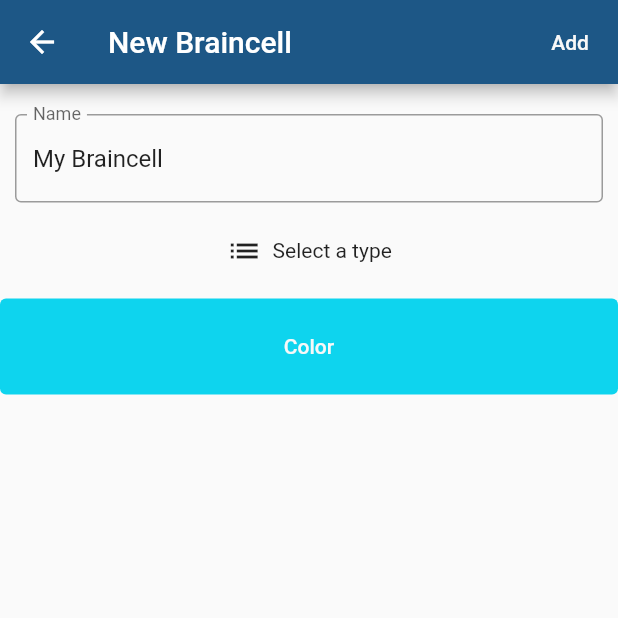
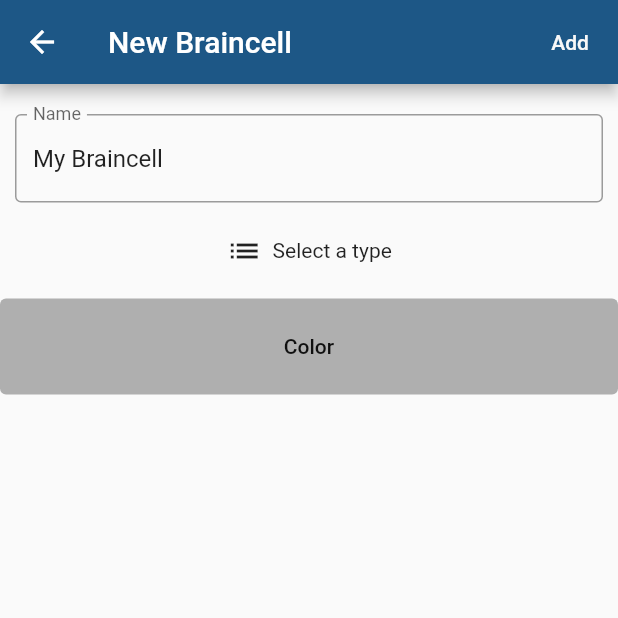
Before and after one commit to ylpoonlg/NoBrainer, a Flutter app: the NewBraincell screen opened directly with empty values, on a phone screen of 412 x 824 dp, the top half of it. Run offline on Flutter 3.47's test engine with Material 2 defaults, Android fonts, the phone set to English and light mode, and no system bars; our stand-ins replace flutter_colorpicker, sqflite; missing offline and left inert: dart:ffi; accounts and stored records are empty.

Commit message:
Imrpove color changing and rename todo item id

```diff
--- a/lib/res/Theme/AppTheme.dart
+++ b/lib/res/Theme/AppTheme.dart
@@ -1,3 +1,5 @@
+import 'dart:ffi';
+
 import 'package:flutter/material.dart';
 
 class AppTheme {
@@ -7,6 +9,14 @@ class AppTheme {
   }
 
   static Map color = colors;
+
+  /// Returns the preceived brightness of a color
+  /// Value ranges from 0.0 to 1.0, the higher the value the brighter the color
+  static double getColorBrightness(Color color) {
+    return 0.3 * color.red / 255.0 +
+        0.59 * color.green / 255.0 +
+        0.11 * color.blue / 255.0;
+  }
 }
 
 const colors = {
@@ -22,8 +32,9 @@ const colors = {
   "purple": Color.fromARGB(255, 134, 44, 175),
   "teal": Color.fromARGB(255, 7, 194, 169),
   "white": Color.fromARGB(255, 248, 248, 248),
+  "light-gray": Color.fromARGB(255, 175, 175, 175),
+  "gray": Color.fromARGB(255, 56, 58, 59),
   "black": Color.fromARGB(255, 15, 15, 15),
-  "gray": Color.fromARGB(255, 56, 58, 59),
 };
 
 ThemeData lightTheme = ThemeData(
--- a/lib/src/HomePage/HomePage.dart
+++ b/lib/src/HomePage/HomePage.dart
@@ -284,6 +284,9 @@ class _HomePageState extends State<HomePage> {
     return items;
   }
 
+  ///
+  ///
+  ///
   @override
   Widget build(BuildContext context) {
     double screenWidth = MediaQuery.of(context).size.width;
--- a/lib/src/HomePage/NewBraincell.dart
+++ b/lib/src/HomePage/NewBraincell.dart
@@ -34,7 +34,7 @@ class _NewBraincellState extends State<NewBraincell> {
     "name": "My Braincell",
     "type": "select",
     "imported": false,
-    "color": AppTheme.color["cyan"],
+    "color": AppTheme.color["light-gray"],
   };
 
   bool validateInput() {
@@ -97,6 +97,12 @@ class _NewBraincellState extends State<NewBraincell> {
     if (widget.cell != null) {
       cell = widget.cell ?? {};
     }
+
+    final Color foregroundColor =
+        AppTheme.getColorBrightness(cell["color"]) < 0.5
+            ? AppTheme.color["white"]
+            : AppTheme.color["black"];
+
     return Scaffold(
       appBar: AppBar(
         backgroundColor: AppTheme.color["appbar-background"],
@@ -172,7 +178,7 @@ class _NewBraincellState extends State<NewBraincell> {
               },
               child: const Text("Color"),
               style: TextButton.styleFrom(
-                primary: AppTheme.color["white"],
+                primary: foregroundColor,
                 backgroundColor: cell["color"],
               ),
             ),
--- a/lib/src/TodoPage/TodoItem.dart
+++ b/lib/src/TodoPage/TodoItem.dart
@@ -5,8 +5,7 @@ import 'package:nobrainer/src/TodoPage/TodoItemDetails.dart';
 
 // Default TodoItem
 Map defaultTodoItem = {
-  "uuid": "generate uuid here",
-  "group": "localuser",
+  "id": "set todo item id",
   "status": "todo",
   "deadline": "a datetime object",
   "title": "New Task",
```
Also changed, not shown: lib/src/ClipPage/ClipPage.dart (deleted, +0 -22 lines), lib/src/HomePage/BraincellTile.dart (+13 -5 lines), lib/src/TimerPage/TimerPage.dart (deleted, +0 -22 lines), lib/src/TodoPage/TodoPage.dart (+5 -5 lines).
